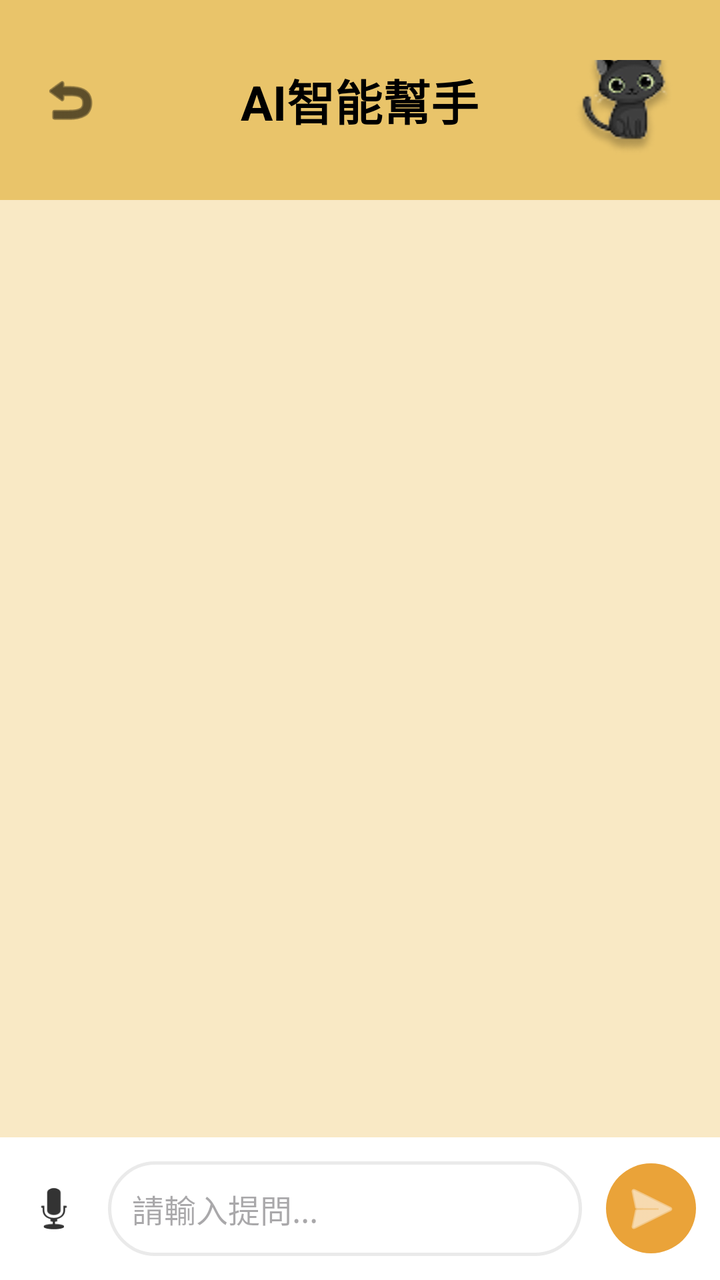
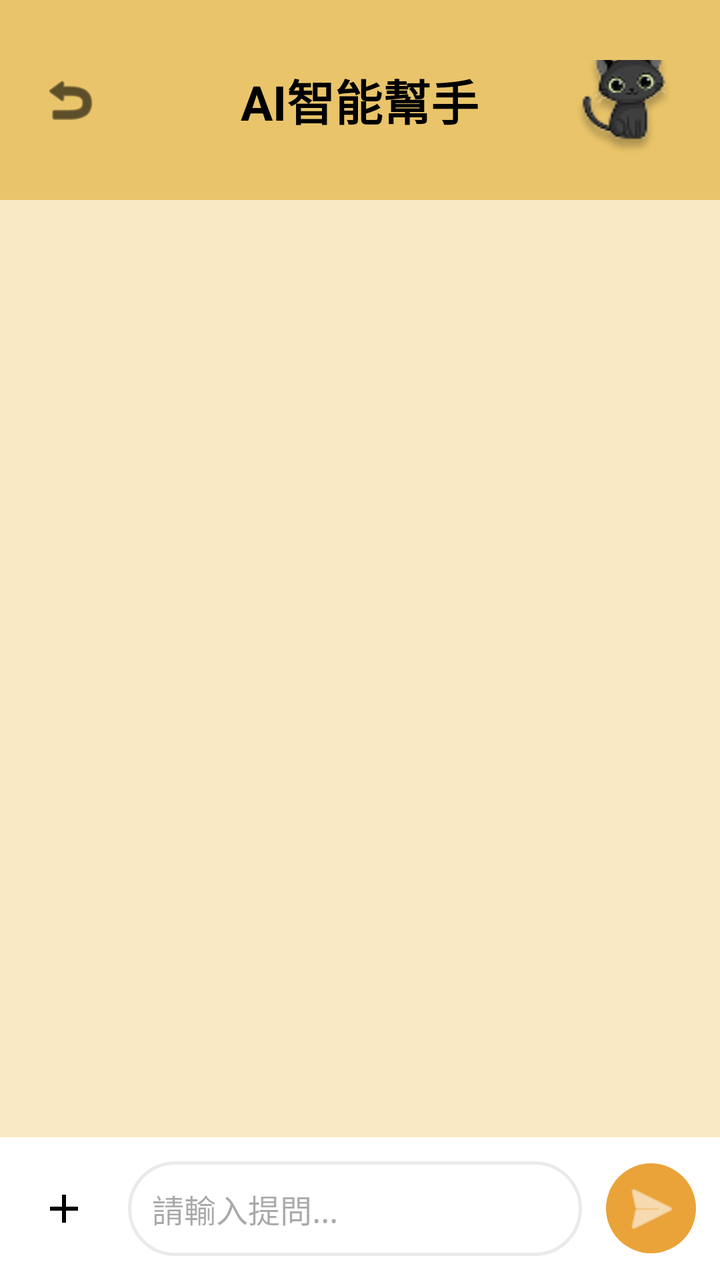

Before-and-after screenshots of an Android layout around one commit, followed by the original layout XML and the change that was made.
<!-- AndroidManifest.xml: application theme Theme.Pet_app -->
<!-- res/layout/fragment_ai_help.xml -->
<?xml version="1.0" encoding="utf-8"?>
<androidx.constraintlayout.widget.ConstraintLayout xmlns:android="http://schemas.android.com/apk/res/android"
    xmlns:app="http://schemas.android.com/apk/res-auto"
    xmlns:tools="http://schemas.android.com/tools"
    android:layout_width="match_parent"
    android:layout_height="match_parent"
    android:background="#F9E9C5">

    <RelativeLayout
        android:id="@+id/chatHeader"
        android:layout_width="match_parent"
        android:layout_height="wrap_content"
        android:background="#E9C46A"
        android:paddingHorizontal="20dp"
        android:paddingTop="30dp"    android:paddingBottom="15dp" app:layout_constraintTop_toTopOf="parent">

        <ImageView
            android:id="@+id/btnBack"
            android:layout_width="30dp"
            android:layout_height="30dp"
            android:layout_centerVertical="true"
            android:src="@android:drawable/ic_menu_revert"
            app:tint="#000000" />

        <TextView
            android:layout_width="wrap_content"
            android:layout_height="wrap_content"
            android:layout_centerInParent="true"
            android:text="AI智能幫手"
            android:textColor="#000000"
            android:textSize="24sp"
            android:textStyle="bold" />

        <ImageView
            android:id="@+id/ivCatHeader"
            android:layout_width="55dp"
            android:layout_height="55dp"
            android:layout_alignParentEnd="true"
            android:layout_centerVertical="true"
            android:src="@drawable/ic_ai_cat" />
    </RelativeLayout>

    <androidx.recyclerview.widget.RecyclerView
        android:id="@+id/rv_chat"
        android:layout_width="match_parent"
        android:layout_height="0dp"
        android:padding="10dp"
        android:clipToPadding="false"
        app:layout_constraintTop_toBottomOf="@id/chatHeader"
        app:layout_constraintBottom_toTopOf="@id/inputSection" />

    <LinearLayout
        android:id="@+id/inputSection"
        android:layout_width="match_parent"
        android:layout_height="wrap_content"
        android:background="#FFFFFF"
        android:gravity="center_vertical"
        android:orientation="horizontal"
        android:padding="12dp"
        app:layout_constraintBottom_toBottomOf="parent">

        <ImageView
            android:layout_width="30dp"
            android:layout_height="30dp"
            android:src="@android:drawable/ic_btn_speak_now"
            app:tint="#333333" />

        <EditText
            android:id="@+id/et_ai_input"
            android:layout_width="0dp"
            android:layout_height="wrap_content"
            android:layout_marginHorizontal="12dp"
            android:layout_weight="1"
            android:background="@drawable/bg_rounded_input"
            android:hint="請輸入提問..."
            android:padding="12dp"
            android:textSize="16sp" />

        <ImageButton
            android:id="@+id/btn_send_ai"
            android:layout_width="45dp"
            android:layout_height="45dp"
            android:background="@drawable/bg_rounded_button"
            android:src="@android:drawable/ic_menu_send"
            app:tint="#FFFFFF" />
    </LinearLayout>

</androidx.constraintlayout.widget.ConstraintLayout>
<!-- resources referenced by this layout -->
<resources>
  <!-- drawable bg_rounded_button (drawable) -->
  <?xml version="1.0" encoding="utf-8"?>
  <shape xmlns:android="http://schemas.android.com/apk/res/android">
      <solid android:color="#EAA339" />
      <corners android:radius="30dp" />
  </shape>
  <!-- drawable bg_rounded_input (drawable) -->
  <?xml version="1.0" encoding="utf-8"?>
  <shape xmlns:android="http://schemas.android.com/apk/res/android">
      <solid android:color="#FFFFFF" />
      <corners android:radius="30dp" />
      <stroke android:width="1.5dp" android:color="#EAEAEA" />
  </shape>
  <!-- drawable ic_ai_cat: png bitmap (drawable, 4963 bytes) -->
  <style name="Theme.Pet_app" parent="Base.Theme.Pet_app" />
  <style name="Base.Theme.Pet_app" parent="Theme.Material3.DayNight.NoActionBar">
          
          
      </style>
</resources>

<!-- the commit's change to res/layout/fragment_ai_help.xml (unified diff, before → after) -->
@@ -60,10 +60,10 @@
         app:layout_constraintBottom_toBottomOf="parent">
 
         <ImageView
-            android:layout_width="30dp"
-            android:layout_height="30dp"
-            android:src="@android:drawable/ic_btn_speak_now"
-            app:tint="#333333" />
+            android:id="@+id/btn_add_file"
+            android:layout_width="wrap_content"
+            android:layout_height="wrap_content"
+            android:src="@drawable/ic_add"  android:padding="8dp" />
 
         <EditText
             android:id="@+id/et_ai_input"
<!-- resource entries referenced after the edit -->
@@ -13,6 +13,12 @@
       <corners android:radius="30dp" />
       <stroke android:width="1.5dp" android:color="#EAEAEA" />
   </shape>
+  <!-- drawable ic_add (drawable) -->
+  <vector xmlns:android="http://schemas.android.com/apk/res/android" android:height="24dp" android:tint="#000000" android:viewportHeight="24" android:viewportWidth="24" android:width="24dp">
+        
+      <path android:fillColor="@android:color/white" android:pathData="M19,13h-6v6h-2v-6H5v-2h6V5h2v6h6v2z"/>
+      
+  </vector>
   <!-- drawable ic_ai_cat: png bitmap (drawable, 4963 bytes) -->
   <style name="Theme.Pet_app" parent="Base.Theme.Pet_app" />
   <style name="Base.Theme.Pet_app" parent="Theme.Material3.DayNight.NoActionBar">
